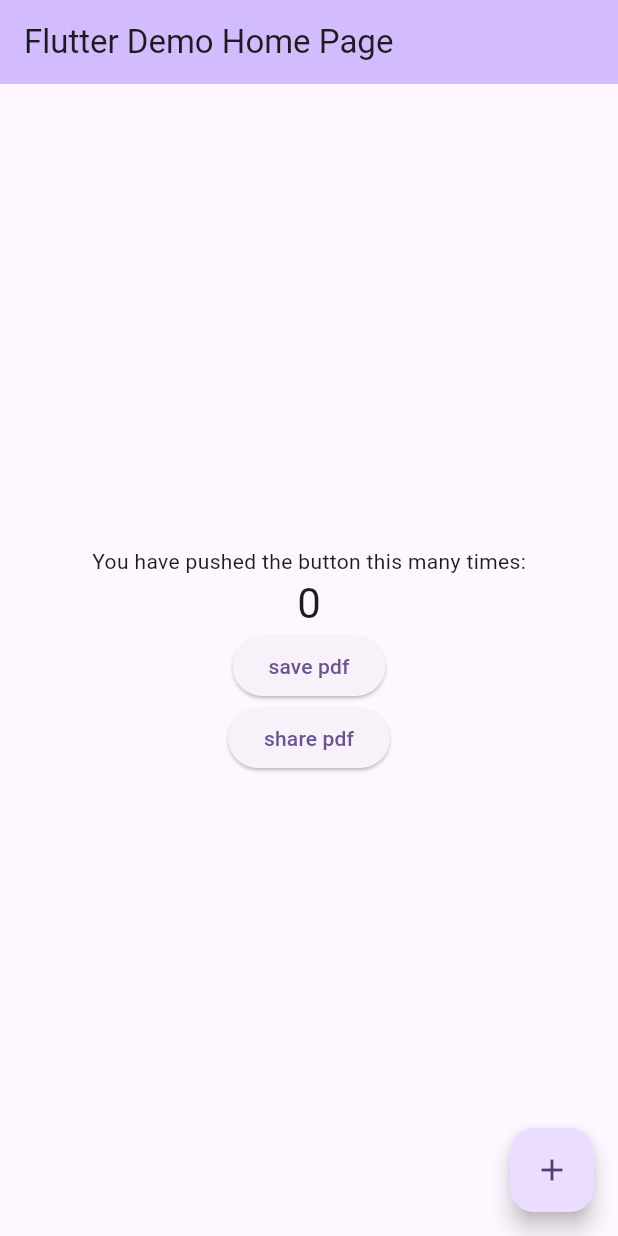
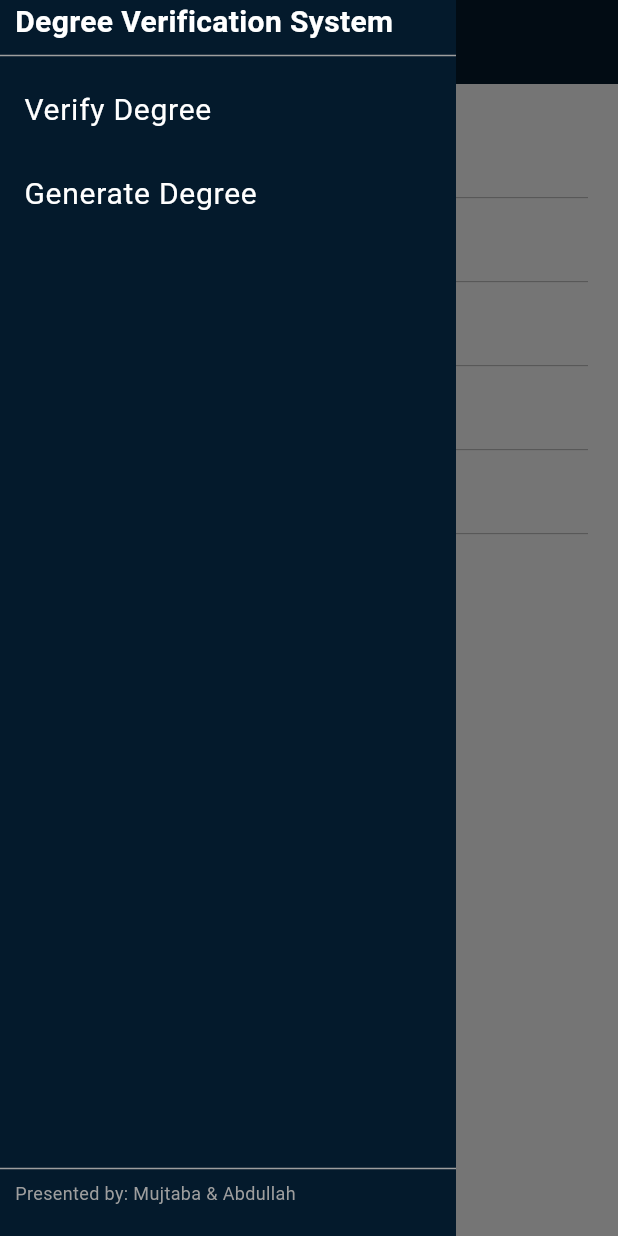
Before and after one commit to mujtabafromthedarkside/degree-verifier, a Flutter app: the screen it shows after launch, with the side drawer open (before the commit the screen has no drawer), on a phone screen of 412 x 824 dp. Run offline on Flutter 3.47's test engine with Material 3 defaults, Android fonts, the phone set to English and light mode, and no system bars; our stand-ins replace pdf, printing; missing offline and left inert: web3dart.

Commit message:
Basic template: Input, splash, degree, contract functions
Tried a lot to change launcher icon as well but to no avail.

```diff
--- /dev/null
+++ b/lib/DegreeGenerator.dart
@@ -0,0 +1,129 @@
+import 'package:flutter/material.dart';
+
+import 'package:pdf/pdf.dart';
+import 'package:printing/printing.dart';
+
+import 'package:degree_verifier/SideBar.dart';
+import 'package:degree_verifier/Printer.dart';
+import 'package:degree_verifier/InputField.dart';
+import 'package:degree_verifier/constants.dart';
+
+class DegreeGenerator extends StatefulWidget {
+  final String title;
+  const DegreeGenerator({super.key, required this.title});
+
+  @override
+  State<DegreeGenerator> createState() => _DegreeGeneratorState();
+}
+
+class _DegreeGeneratorState extends State<DegreeGenerator> {
+  Map<String, String> details = {
+    "uni": "Ghulam Ishaq Khan Institute of Engineering Sciences and Technology",
+    "reg": "",
+    "name": "",
+    "type": "",
+    "field": "",
+    "date": "",
+  };
+
+  final GlobalKey<FormState> _formKey = GlobalKey();
+
+  @override
+  Widget build(BuildContext context) {
+    return Scaffold(
+      backgroundColor: Colors.white,
+      drawer: SideBar(),
+      appBar: AppBar(
+        foregroundColor: Colors.white,
+        backgroundColor: designColor,
+        title: Text(widget.title, style: TextStyle(color: Colors.white)),
+      ),
+      body: Container(
+        margin: const EdgeInsets.all(20),
+        child: SingleChildScrollView(
+          child: Column(
+            mainAxisAlignment: MainAxisAlignment.center,
+            children: <Widget>[
+              Form(
+                key: _formKey,
+                child: Column(
+                  children: [
+                    InputBox(
+                      labelText: "Student Name",
+                      hintText: 'Mujtaba Omar',
+                      initialValue: details["name"]!,
+                      onSaved: (value) {
+                        details["name"] = value ?? "";
+                      },
+                    ),
+                    InputBox(
+                      labelText: "Registration No",
+                      hintText: '2021495',
+                      initialValue: details["reg"]!,
+                      validator: (value) {
+                        if (value == null || value.isEmpty) return "Please enter valid value";
+                        if (value.length != 7) return "Registration number must be 7 digits long";
+                        if (num.tryParse(value) == null) return "Registration number must be a number";
+                        return null;
+                      },
+                      onSaved: (value) {
+                        details["reg"] = value ?? "";
+                      },
+                    ),
+                    InputBox(
+                      labelText: "Degree Type",
+                      hintText: 'Bachelor of Science',
+                      initialValue: details["type"]!,
+                      onSaved: (value) {
+                        details["type"] = value ?? "";
+                      },
+                    ),
+                    InputBox(
+                      labelText: "Degree Field",
+                      hintText: 'Computer Science',
+                      initialValue: details["field"]!,
+                      onSaved: (value) {
+                        details["field"] = value ?? "";
+                      },
+                    ),
+                    InputBox(
+                      labelText: "Date",
+                      hintText: 'June Twenty First, Year Two Thousand Twenty Five',
+                      initialValue: details["date"]!,
+                      onSaved: (value) {
+                        details["date"] = value ?? "";
+                      },
+                    ),
+                  ],
+                ),
+              ),
+
+              SizedBox(height: 30),
+              // button to get Degree
+              ElevatedButton(
+                onPressed: () async {
+                  if (_formKey.currentState!.validate() == false) return;
+                  _formKey.currentState!.save();
+                  await Printing.layoutPdf(
+                    onLayout: (PdfPageFormat format) async => generateDegree(details),
+                  );
+                },
+                style: ElevatedButton.styleFrom(elevation: 0, shape: RoundedRectangleBorder(borderRadius: BorderRadius.circular(20)), backgroundColor: designColor),
+                child: const Text("Save PDF", style: TextStyle(color: Colors.white)),
+              ),
+              ElevatedButton(
+                onPressed: () async {
+                  if (_formKey.currentState!.validate() == false) return;
+                  _formKey.currentState!.save();
+                  await Printing.sharePdf(bytes: await generateDegree(details), filename: 'degree.pdf');
+                },
+                style: ElevatedButton.styleFrom(elevation: 0, shape: RoundedRectangleBorder(borderRadius: BorderRadius.circular(20)), backgroundColor: designColor),
+                child: const Text("Share PDF", style: TextStyle(color: Colors.white)),
+              ),
+            ],
+          ),
+        ),
+      ),
+    );
+  }
+}
--- /dev/null
+++ b/lib/DegreeVerifier.dart
@@ -0,0 +1,164 @@
+import 'package:flutter/material.dart';
+
+import 'package:http/http.dart';
+import 'package:pdf/pdf.dart';
+import 'package:printing/printing.dart';
+import 'package:web3dart/web3dart.dart';
+
+import 'package:degree_verifier/SideBar.dart';
+import 'package:degree_verifier/Printer.dart';
+import 'package:degree_verifier/InputField.dart';
+import 'package:degree_verifier/contract_utils.dart';
+import 'package:degree_verifier/constants.dart';
+
+class DegreeVerifier extends StatefulWidget {
+  final String title;
+  const DegreeVerifier({super.key, required this.title});
+
+  @override
+  State<DegreeVerifier> createState() => _DegreeVerifierState();
+}
+
+class _DegreeVerifierState extends State<DegreeVerifier> {
+  late Client httpClient;
+  late Web3Client ethClient;
+  var myData;
+
+  int _counter = 0;
+
+  void _incrementCounter() {
+    setState(() {
+      _counter++;
+    });
+  }
+
+  @override
+  void initState() {
+    super.initState();
+    // httpClient = Client();
+    // ethClient = Web3Client(secrets["web3Client"]!, httpClient);
+    // getBalance();
+  }
+
+  Future<void> getBalance() async {
+    List<dynamic> result = await query(ethClient, "getBalance", []);
+    myData = result[0];
+    print("my Data: ");
+    print(myData);
+  }
+
+  Future<String> sendCoin() async {
+    var bigAmount = BigInt.from(100);
+    var response = await submit(ethClient, "depositBalance", [bigAmount]);
+    print("Deposited" + bigAmount.toString());
+    return response;
+  }
+
+  Future<String> withdrawCoin() async {
+    var bigAmount = BigInt.from(100);
+    var response = await submit(ethClient, "withdrawBalance", [bigAmount]);
+    print("Withdrawn" + bigAmount.toString());
+    return response;
+  }
+
+  Map<String, String> details = {
+    "uni": "Ghulam Ishaq Khan Institute of Engineering Sciences and Technology",
+    "reg": "",
+    "name": "",
+    "type": "",
+    "field": "",
+    "date": "",
+  };
+
+  final GlobalKey<FormState> _formKey = GlobalKey();
+
+  @override
+  Widget build(BuildContext context) {
+    return Scaffold(
+      backgroundColor: Colors.white,
+      drawer: const SideBar(),
+      appBar: AppBar(
+        foregroundColor: Colors.white,
+        backgroundColor: designColor,
+        title: Text(widget.title, style: TextStyle(color: Colors.white)),
+      ),
+      body: Container(
+        margin: const EdgeInsets.all(20),
+        child: SingleChildScrollView(
+          child: Column(
+            mainAxisAlignment: MainAxisAlignment.center,
+            children: <Widget>[
+              Form(
+                key: _formKey,
+                child: Column(
+                  children: [
+                    InputBox(
+                      labelText: "Student Name",
+                      hintText: 'Mujtaba Omar',
+                      initialValue: details["name"]!,
+                      onSaved: (value) {
+                        details["name"] = value ?? "";
+                      },
+                    ),
+                    InputBox(
+                      labelText: "Registration No",
+                      hintText: '2021495',
+                      initialValue: details["reg"]!,
+                      validator: (value) {
+                        if (value == null || value.isEmpty) return "Please enter valid value";
+                        if (value.length != 7) return "Registration number must be 7 digits long";
+                        if (num.tryParse(value) == null) return "Registration number must be a number";
+                        return null;
+                      },
+                      onSaved: (value) {
+                        details["reg"] = value ?? "";
+                      },
+                    ),
+                    InputBox(
+                      labelText: "Degree Type",
+                      hintText: 'Bachelor of Science',
+                      initialValue: details["type"]!,
+                      onSaved: (value) {
+                        details["type"] = value ?? "";
+                      },
+                    ),
+                    InputBox(
+                      labelText: "Degree Field",
+                      hintText: 'Computer Science',
+                      initialValue: details["field"]!,
+                      onSaved: (value) {
+                        details["field"] = value ?? "";
+                      },
+                    ),
+                    InputBox(
+                      labelText: "Date",
+                      hintText: 'June Twenty First, Year Two Thousand Twenty Five',
+                      initialValue: details["date"]!,
+                      onSaved: (value) {
+                        details["date"] = value ?? "";
+                      },
+                    ),
+                  ],
+                ),
+              ),
+
+              SizedBox(height: 30),
+              // button to get Degree
+              ElevatedButton(
+                onPressed: () async {
+                  if (_formKey.currentState!.validate() == false) return;
+                  _formKey.currentState!.save();
+                  await Printing.layoutPdf(
+                    onLayout: (PdfPageFormat format) async => generateDegree(details),
+                  );
+                },
+                child: const Text("Save PDF", style: TextStyle(color: Colors.white)),
+                style: ElevatedButton.styleFrom(elevation: 0, shape: RoundedRectangleBorder(borderRadius: BorderRadius.circular(20)), backgroundColor: designColor),
+              ),
+            ],
+          ),
+        ),
+      ),
+    );
+  }
+}
--- /dev/null
+++ b/lib/InputField.dart
@@ -0,0 +1,103 @@
+import 'package:flutter/material.dart';
+import 'package:flutter/services.dart';
+
+import 'package:degree_verifier/constants.dart';
+
+class InputBox extends StatefulWidget {
+  final Function(String)? onValueChanged;
+  final String? Function(String?)? validator;
+  final void Function(String?)? onSaved;
+  // final TextEditingController? controller;
+  final String labelText;
+  final String hintText;
+  final bool showEyeIcon;
+  final String initialValue;
+  final TextInputType? keyboardType;
+  final List<TextInputFormatter>? inputFormatters;
+
+  const InputBox(
+      {super.key,
+      required this.labelText,
+      required this.hintText,
+      this.showEyeIcon = false,
+      this.validator,
+      this.onSaved,
+      this.onValueChanged,
+      this.initialValue = "",
+      this.keyboardType,
+      this.inputFormatters});
+
+  // const InputBox({super.key});
+  @override
+  State<InputBox> createState() => _InputBoxState();
+}
+
+Color inputBoxUnderLineColor = Colors.grey;
+Color inputBoxLabelColor = Colors.grey;
+Color inputBoxHintColor = Colors.grey;
+Color inputBoxInputColor = Colors.black;
+Color cursorColor = designColor;
+double inputBoxLabelFontSize = 16.0;
+double inputBoxInputFontSize = 16.0;
+
+class _InputBoxState extends State<InputBox> {
+  bool obscureText = false;
+
+  @override
+  void initState() {
+    // _controller = TextEditingController(text: widget.initialValueText);
+    if (widget.showEyeIcon) obscureText = true;
+    super.initState();
+  }
+
+  @override
+  Widget build(BuildContext context) {
+    return TextFormField(
+      keyboardType: widget.keyboardType,
+      initialValue: widget.initialValue,
+      autovalidateMode: AutovalidateMode.onUserInteraction,
+      validator: widget.validator ??
+          (value) {
+            if (value == null || value.isEmpty) return "Please enter valid value";
+            return null;
+          },
+      onSaved: widget.onSaved,
+      onChanged: widget.onValueChanged,
+      inputFormatters: widget.inputFormatters,
+      // controller: widget.controller,
+      // onChanged: widget.onValueChanged, // Call the callback function with input value
+      style: TextStyle(color: inputBoxInputColor, fontSize: inputBoxInputFontSize),
+      decoration: InputDecoration(
+          hintText: widget.hintText,
+          labelText: widget.labelText,
+          focusedBorder: UnderlineInputBorder(
+            borderSide: BorderSide(color: designColor, width: 2.0),
+            borderRadius: BorderRadius.circular(0),
+          ),
+          enabledBorder: UnderlineInputBorder(
+            borderSide: BorderSide(color: inputBoxUnderLineColor, width: 0.5),
+            borderRadius: BorderRadius.circular(0),
+          ),
+          labelStyle: TextStyle(color: inputBoxLabelColor, fontSize: inputBoxLabelFontSize),
+          hintStyle: TextStyle(color: inputBoxHintColor, fontSize: inputBoxInputFontSize),
+          suffixIcon: !widget.showEyeIcon
+              ? null
+              : IconButton(
+                  icon: Icon(obscureText ? Icons.visibility : Icons.visibility_off),
+                  onPressed: () {
+                    setState(() {
+                      obscureText = !obscureText;
+                    });
+                  },
+                )),
+      cursorWidth: 1.0,
+      cursorColor: cursorColor,
+      obscureText: obscureText,
+    );
+  }
+
+  @override
+  void dispose() {
+    super.dispose();
+  }
+}
--- /dev/null
+++ b/lib/SideBar.dart
@@ -0,0 +1,84 @@
+import 'package:flutter/material.dart';
+import 'package:degree_verifier/constants.dart';
+
+class SideBar extends StatefulWidget {
+  const SideBar({super.key});
+
+  @override
+  State<SideBar> createState() => _SideBarState();
+}
+
+class _SideBarState extends State<SideBar> {
+  onTapFunction(BuildContext context, String pageRoute) {
+    // find current route
+    String currentRoute = ModalRoute.of(context)!.settings.name!;
+
+    // close drawer
+    Navigator.pop(context);
+    if (currentRoute == pageRoute) return;
+
+    // pop current page and push the new one. /DegreeVerifier is the base page
+    if (currentRoute != "/DegreeVerifier") Navigator.pop(context);
+    if (pageRoute != "/DegreeVerifier") Navigator.pushNamed(context, pageRoute);
+  }
+
+  Widget SideBarItem(BuildContext context, String text, String pageRoute, IconData icon) {
+    return ListTile(
+        // leading: Icon(
+        //   icon,
+        //   color: NormalTextColor,
+        // ),
+        title: Text(
+          text,
+          style: TextStyle(color: Colors.white, fontWeight: FontWeight.normal, fontSize: 20),
+        ),
+        onTap: () {
+          onTapFunction(context, pageRoute);
+        });
+  }
+
+  Widget sidebarDivider() {
+    return const Divider(color: Colors.grey, thickness: 1);
+  }
+
+  @override
+  Widget build(BuildContext context) {
+    // ignore: unused_local_variable
+    Size screenSize = MediaQuery.of(context).size;
+    return Drawer(
+      shape: const RoundedRectangleBorder(
+        borderRadius: BorderRadius.all(Radius.circular(0.0)),
+      ),
+      backgroundColor: designColor,
+      child: Column(
+        crossAxisAlignment: CrossAxisAlignment.start,
+        children: [
+          Expanded(
+            child: ListView(
+              children: [
+                Container(margin: EdgeInsets.fromLTRB(10, 0, 0, 0), child: Text("Degree Verification System", style: TextStyle(color: Colors.white, fontWeight: FontWeight.bold, fontSize: 20))),
+                sidebarDivider(),
+                SideBarItem(context, "Verify Degree", "/DegreeVerifier", Icons.people_alt),
+                SideBarItem(context, "Generate Degree", "/DegreeGenerator", Icons.price_change),
+              ],
+            ),
+          ),
+          sidebarDivider(),
+          Row(
+            mainAxisAlignment: MainAxisAlignment.spaceBetween,
+            children: [
+              Column(
+                crossAxisAlignment: CrossAxisAlignment.start,
+                children: [
+                  Container(
+                      margin: EdgeInsets.fromLTRB(10, 0, 10, 10), child: Text("Presented by: Mujtaba & Abdullah", style: TextStyle(color: Colors.grey, fontSize: 12, fontWeight: FontWeight.normal))),
+                ],
+              ),
+            ],
+          ),
+          SizedBox(height: 10),
+        ],
+      ),
+    );
+  }
+}
--- /dev/null
+++ b/lib/constants.dart
@@ -0,0 +1,3 @@
+import 'dart:ui';
+
+Color designColor = Color(0xFF041A2C);
--- a/lib/main.dart
+++ b/lib/main.dart
@@ -1,11 +1,7 @@
-import 'package:degree_verifier/Printer.dart';
 import 'package:flutter/material.dart';
-import 'package:flutter/services.dart';
-import 'package:http/http.dart';
-import 'package:pdf/pdf.dart';
-import 'package:printing/printing.dart';
-import 'package:web3dart/web3dart.dart';
-import 'package:degree_verifier/secrets.dart';
+import 'package:degree_verifier/DegreeVerifier.dart';
+import 'package:degree_verifier/DegreeGenerator.dart';
+import 'package:degree_verifier/SplashScreen.dart';
 
 void main() {
   runApp(const MyApp());
@@ -17,154 +13,17 @@
   @override
   Widget build(BuildContext context) {
     return MaterialApp(
-      title: 'Flutter Demo',
+      title: 'Degree Verification System Using Blockchain',
       debugShowCheckedModeBanner: false,
       theme: ThemeData(
         colorScheme: ColorScheme.fromSeed(seedColor: Colors.deepPurple),
         useMaterial3: true,
       ),
-      home: const MyHomePage(title: 'Flutter Demo Home Page'),
+      home: SplashScreen(),
+      routes: {
+        '/DegreeVerifier': (context) => const DegreeVerifier(title: "Verify Degree",),
+        '/DegreeGenerator': (context) => const DegreeGenerator(title: "Generate Degree",),
+      },
     );
   }
 }
-
-class MyHomePage extends StatefulWidget {
-  const MyHomePage({super.key, required this.title});
-  final String title;
-
-  @override
-  State<MyHomePage> createState() => _MyHomePageState();
-}
-
-class _MyHomePageState extends State<MyHomePage> {
-  late Client httpClient;
-  late Web3Client ethClient;
-  var myData;
-
-  int _counter = 0;
-
-  void _incrementCounter() {
-    setState(() {
-      _counter++;
-    });
-  }
-
-  @override
-  void initState() {
-    super.initState();
-    // httpClient = Client();
-    // ethClient = Web3Client(secrets["web3Client"]!, httpClient);
-    // getBalance();
-  }
-
-  Future<DeployedContract> loadContract() async {
-    String abi = await rootBundle.loadString("lib/assets/abi.json");
-    final contract = DeployedContract(ContractAbi.fromJson(abi, "mycoin"), EthereumAddress.fromHex(secrets["contractAddress"]!));
-    return contract;
-  }
-
-  Future<List<dynamic>> query(String functionName, List<dynamic> args) async {
-    final contract = await loadContract();
-    final ethFunction = contract.function(functionName);
-    List<dynamic> result = await ethClient.call(contract: contract, function: ethFunction, params: args);
-    return result;
-  }
-
-  Future<String> submit(String functionName, List<dynamic> args) async {
-    EthPrivateKey credentials = EthPrivateKey.fromHex(secrets["privateKey"]!);
-    DeployedContract contract = await loadContract();
-    final ethFunction = contract.function(functionName);
-    final result = await ethClient.sendTransaction(credentials, Transaction.callContract(contract: contract, function: ethFunction, parameters: args), chainId: 11155111);
-
-    return result;
-  }
-
-  Future<void> getBalance() async {
-    List<dynamic> result = await query("getBalance", []);
-    myData = result[0];
-    print("my Data: ");
-    print(myData);
-  }
-
-  Future<String> sendCoin() async {
-    var bigAmount = BigInt.from(100);
-    var response = await submit("depositBalance", [bigAmount]);
-    print("Deposited" + bigAmount.toString());
-    return response;
-  }
-
-  Future<String> withdrawCoin() async {
-    var bigAmount = BigInt.from(100);
-    var response = await submit("withdrawBalance", [bigAmount]);
-    print("Withdrawn" + bigAmount.toString());
-    return response;
-  }
-
-  @override
-  Widget build(BuildContext context) {
-    return Scaffold(
-      appBar: AppBar(
-        backgroundColor: Theme.of(context).colorScheme.inversePrimary,
-        title: Text(widget.title),
-      ),
-      body: Center(
-        child: Column(
-          mainAxisAlignment: MainAxisAlignment.center,
-          children: <Widget>[
-            const Text(
-              'You have pushed the button this many times:',
-            ),
-            Text(
-              '$_counter',
-              style: Theme.of(context).textTheme.headlineMedium,
-            ),
-
-            // button to get Degree
-            ElevatedButton(
-              onPressed: () async {
-                await Printing.layoutPdf(
-                  onLayout: (PdfPageFormat format) async => generateDegree(),
-                );
-              },
-              child: const Text("save pdf"),
-            ),
-            ElevatedButton(
-              onPressed: () async {
-                await Printing.sharePdf(bytes: await generateDegree(), filename: 'receipt.pdf');
-              },
-              child: const Text("share pdf"),
-            ),
-            // button to get balance
-            // ElevatedButton(
-            //   onPressed: () {
-            //     getBalance();
-            //   },
-            //   child: const Text("Get Balance"),
-            // ),
-
-            // // button to deposit balance
-            // ElevatedButton(
-            //   onPressed: () {
-            //     sendCoin();
-            //   },
-            //   child: const Text("Deposit Balance"),
-            // ),
-
-            // // button to withdraw balance
-            // ElevatedButton(
-            //   onPressed: () {
-            //     withdrawCoin();
-            //   },
-            //   child: const Text("Withdraw Balance"),
-            // ),
-          ],
-        ),
-      ),
-      floatingActionButton: FloatingActionButton(
-        onPressed: _incrementCounter,
-        tooltip: 'Increment',
-        child: const Icon(Icons.add),
-      ), // This trailing comma makes auto-formatting nicer for build methods.
-    );
-  }
-}
--- a/pubspec.yaml
+++ b/pubspec.yaml
@@ -1,5 +1,5 @@
 name: degree_verifier
-description: "A new Flutter project."
+description: "Degree Verification System Using Blockchain"
 # The following line prevents the package from being accidentally published to
 # pub.dev using `flutter pub publish`. This is preferred for private packages.
 publish_to: 'none' # Remove this line if you wish to publish to pub.dev
@@ -80,6 +80,8 @@ flutter:
   # "family" key with the font family name, and a "fonts" key with a
   # list giving the asset and other descriptors for the font. For
   # example:
+  uses-material-design: true
+
   fonts:
     - family: Times New Roman
       fonts:
```
Also changed, not shown: lib/Printer.dart (+7 -16 lines), lib/SplashScreen.dart (added, +50 -0 lines), lib/contract_utils.dart (added, +25 -0 lines), lib/assets/our_logo.jpeg (added), lib/assets/our_logo.png (added).
